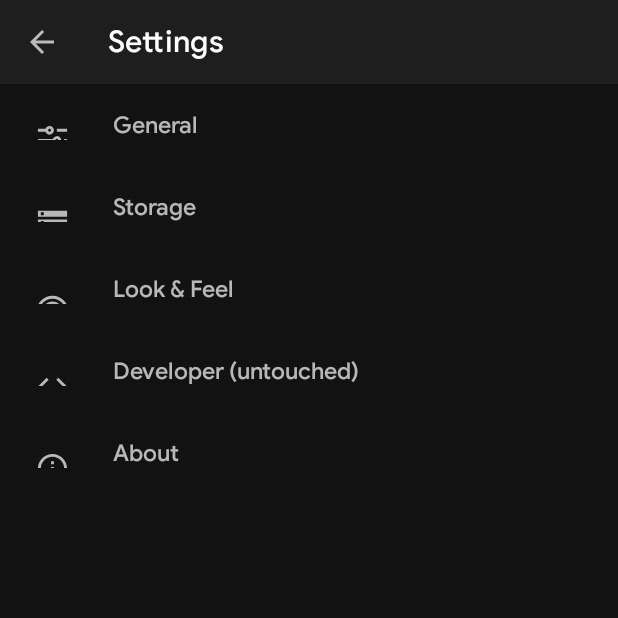
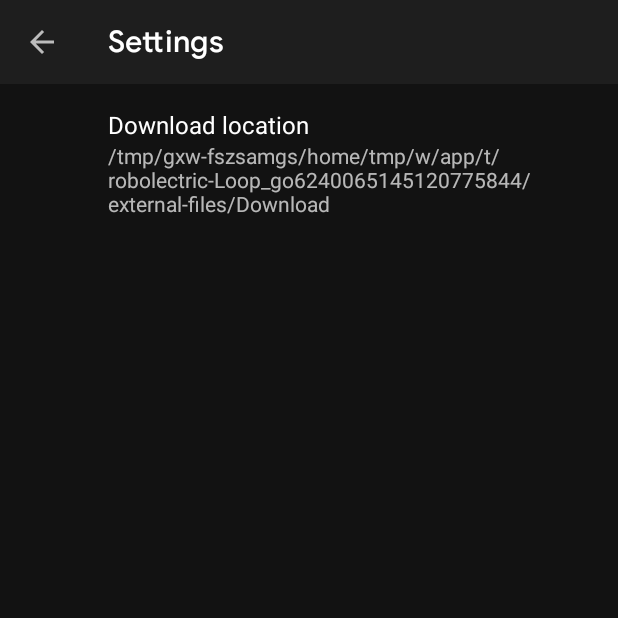
Before and after one commit to KaustubhPatange/Moviesy, an Android app: the SettingsActivity screen opened directly, with no data from a screen before it, after a tap on "Storage", on a phone screen of 412 x 824 dp, the top half of it. Run offline under Robolectric (Android 15) with nearby library versions, the phone set to English and light mode, and no system bars; our stand-ins replace RxJava, androidx.preference; libraries missing offline, so code that uses them is left out: com.danimahardhika.cafebar, es.dmoral.toasty; network calls fail.

Commit message:
[Added] Storage settings
- Added ContentUtils which creates a file Path from content uri

```diff
--- a/app/src/main/java/com/kpstv/yts/extensions/utils/ProxyUtils.kt
+++ b/app/src/main/java/com/kpstv/yts/extensions/utils/ProxyUtils.kt
@@ -5,6 +5,7 @@ import android.util.Log
 import androidx.core.content.edit
 import androidx.preference.PreferenceManager
 import com.kpstv.yts.AppInterface
+import com.kpstv.yts.AppSettings
 import com.kpstv.yts.data.converters.AppDatabaseConverter
 import com.kpstv.yts.extensions.Coroutines
 import com.kpstv.yts.extensions.await
--- a/app/src/main/java/com/kpstv/yts/ui/activities/SplashActivity.kt
+++ b/app/src/main/java/com/kpstv/yts/ui/activities/SplashActivity.kt
@@ -12,7 +12,7 @@ import com.kpstv.yts.AppInterface.Companion.PROXY_CHECK_PREF
 import com.kpstv.yts.R
 import com.kpstv.yts.extensions.hide
 import com.kpstv.yts.extensions.show
-import com.kpstv.yts.extensions.utils.AppSettings.parseSettings
+import com.kpstv.yts.AppSettings.parseSettings
 import com.kpstv.yts.extensions.utils.ProxyUtils
 import dagger.hilt.android.AndroidEntryPoint
 import kotlinx.android.synthetic.main.activity_splash.*
--- a/app/src/main/java/com/kpstv/yts/ui/settings/LookSettingsFragment.kt
+++ b/app/src/main/java/com/kpstv/yts/ui/settings/LookSettingsFragment.kt
@@ -5,8 +5,7 @@ import androidx.preference.PreferenceFragmentCompat
 import androidx.preference.SwitchPreferenceCompat
 import com.kpstv.yts.AppInterface
 import com.kpstv.yts.R
-import com.kpstv.yts.extensions.utils.AppSettings
-import com.kpstv.yts.extensions.utils.AppSettings.IS_DARK_THEME_PREF
+import com.kpstv.yts.AppSettings.IS_DARK_THEME_PREF
 
 class LookSettingsFragment: PreferenceFragmentCompat() {
 
--- a/app/src/main/java/com/kpstv/yts/ui/settings/SettingsActivity.kt
+++ b/app/src/main/java/com/kpstv/yts/ui/settings/SettingsActivity.kt
@@ -47,7 +47,7 @@ class SettingsActivity : AppCompatActivity() {
         settingsMainFragment.listener = {
             when (it) {
                 GENERAL_FRAG -> replaceFragment(GeneralSettingsFragment())
-                STORAGE_FRAG -> ""
+                STORAGE_FRAG -> replaceFragment(StorageSettingFragment())
                 LOOK_FEEL_FRAG -> replaceFragment(lookSettingsFragment)
                 DEVELOPER_FRAG -> replaceFragment(DevSettingsFragment())
                 ABOUT_FRAG -> ""
@@ -103,42 +103,40 @@ class SettingsActivity : AppCompatActivity() {
             mainLayout.orientation = LinearLayout.VERTICAL
 
             // General Settings
-            val general = CustomBottomItem(context!!)
+            val general = CustomBottomItem(requireContext())
             general.setUp(R.drawable.ic_slider, "General", mainLayout, true)
             general.onClickListener = {
                 listener.invoke(GENERAL_FRAG)
             }
 
             // Storage Settings
-            val storage = CustomBottomItem(context!!)
+            val storage = CustomBottomItem(requireContext())
             storage.setUp(R.drawable.ic_storage, "Storage", mainLayout, true)
             storage.onClickListener = {
                 listener.invoke(STORAGE_FRAG)
             }
 
             // Look & Feel Settings
-            val lookFeel = CustomBottomItem(context!!)
+            val lookFeel = CustomBottomItem(requireContext())
             lookFeel.setUp(R.drawable.ic_look_feel, "Look & Feel", mainLayout, true)
             lookFeel.onClickListener = {
                 listener.invoke(LOOK_FEEL_FRAG)
             }
 
             // Developer Settings
-            val developer = CustomBottomItem(context!!)
+            val developer = CustomBottomItem(requireContext())
             developer.setUp(R.drawable.ic_developer, "Developer (untouched)", mainLayout, true)
             developer.onClickListener = {
                 listener.invoke(DEVELOPER_FRAG)
             }
 
             // About
-            val about = CustomBottomItem(context!!)
+            val about = CustomBottomItem(requireContext())
             about.setUp(R.drawable.ic_about, "About", mainLayout, true)
             about.onClickListener = {
                 listener.invoke(ABOUT_FRAG)
             }
             return mainLayout
         }
-
-
     }
 }
--- /dev/null
+++ b/app/src/main/java/com/kpstv/yts/ui/settings/StorageSettingFragment.kt
@@ -0,0 +1,54 @@
+package com.kpstv.yts.ui.settings
+
+import android.app.Activity
+import android.content.Intent
+import android.os.Bundle
+import android.provider.DocumentsContract
+import android.provider.MediaStore
+import android.util.Log
+import androidx.preference.Preference
+import androidx.preference.PreferenceFragmentCompat
+import com.kpstv.yts.AppInterface
+import com.kpstv.yts.AppSettings
+import com.kpstv.yts.AppSettings.STORAGE_LOCATION_PREF
+import com.kpstv.yts.R
+import com.kpstv.yts.extensions.utils.ContentUtils
+import es.dmoral.toasty.Toasty
+
+class StorageSettingFragment : PreferenceFragmentCompat() {
+    companion object {
+        const val STORAGE_REQUEST = 102
+    }
+
+    private val TAG = javaClass.simpleName
+    private var storagePreference: Preference? = null
+    override fun onCreatePreferences(savedInstanceState: Bundle?, rootKey: String?) {
+        setPreferencesFromResource(R.xml.storage_preference, rootKey)
+
+        storagePreference = findPreference(STORAGE_LOCATION_PREF)
+        storagePreference?.summary = AppInterface.STORAGE_LOCATION.path
+        storagePreference?.setOnPreferenceClickListener {
+            val intent = Intent(Intent.ACTION_OPEN_DOCUMENT_TREE).apply {
+                flags = Intent.FLAG_GRANT_WRITE_URI_PERMISSION
+            }
+            startActivityForResult(intent, STORAGE_REQUEST)
+            true
+        }
+    }
+
+    override fun onActivityResult(requestCode: Int, resultCode: Int, resultData: Intent?) {
+        if (requestCode == STORAGE_REQUEST  && resultCode == Activity.RESULT_OK) {
+            resultData?.data?.also { uri ->
+                val directory = ContentUtils.getFile(uri)
+                if (directory == null) {
+                    Toasty.error(requireContext(), getString(R.string.error_directory)).show()
+                    return@also
+                }
+                storagePreference?.summary = directory.path
+                AppInterface.STORAGE_LOCATION = directory
+                AppSettings.writeSettings(requireContext())
+            }
+        }
+        super.onActivityResult(requestCode, resultCode, resultData)
+    }
+}
--- a/app/src/main/res/values/strings.xml
+++ b/app/src/main/res/values/strings.xml
@@ -101,4 +101,5 @@ Fusce ultrices lacus ut maximus ultricies. Aliquam non tortor in nisl faucibus d
     <string name="movie_not_loaded">Movie not loaded yet!</string>
     <string name="anonymous_title">Anonymous Download</string>
     <string name="anonymous_summary">Enable spoofing of ip location while downloading torrent movies.</string>
+    <string name="error_directory">Current directory structure is not supported</string>
 </resources>
--- /dev/null
+++ b/app/src/main/res/xml/storage_preference.xml
@@ -0,0 +1,8 @@
+<?xml version="1.0" encoding="utf-8"?>
+<PreferenceScreen xmlns:android="http://schemas.android.com/apk/res/android"
+    xmlns:app="http://schemas.android.com/apk/res-auto">
+    <Preference
+        app:key="storage_location_pref"
+        app:title="Download location"
+        app:summary=""/>
+</PreferenceScreen>
```
Also changed, not shown: app/src/main/java/com/kpstv/yts/AppSettings.kt (renamed from app/src/main/java/com/kpstv/yts/extensions/utils/AppSettings.kt, +15 -3 lines), app/src/main/java/com/kpstv/yts/extensions/utils/ContentUtils.kt (added, +52 -0 lines), app/src/main/java/com/kpstv/yts/ui/settings/DevSettingsFragment.kt (+9 -10 lines), app/src/main/java/com/kpstv/yts/ui/settings/GeneralSettingsFragment.kt (+4 -5 lines).
